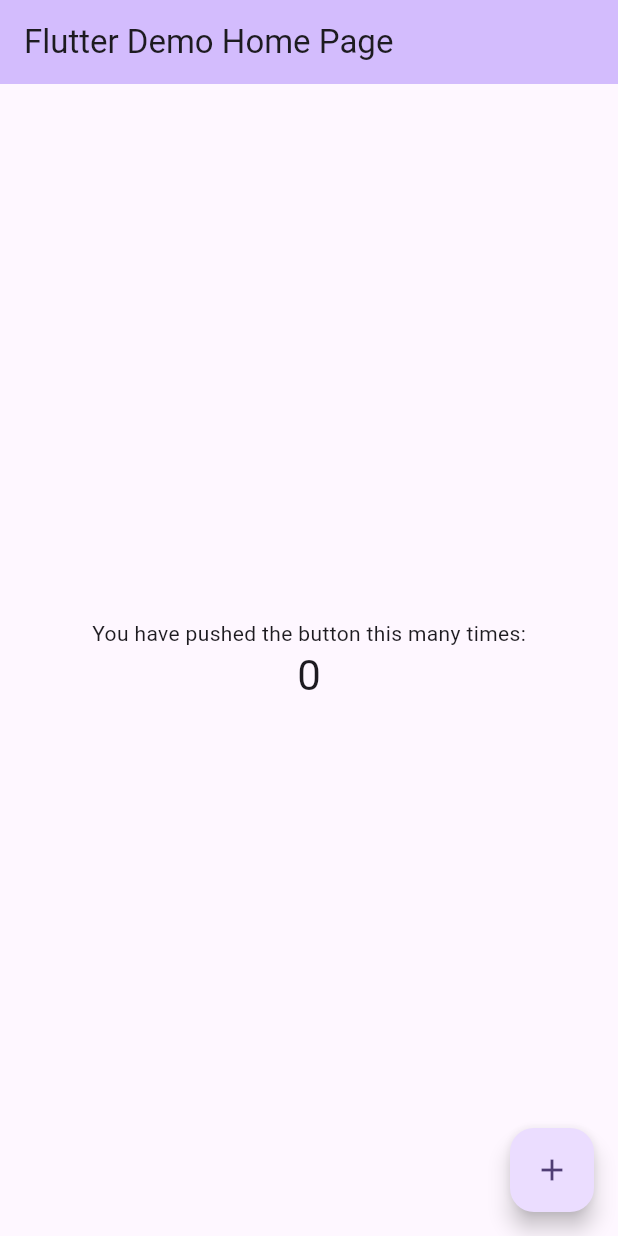
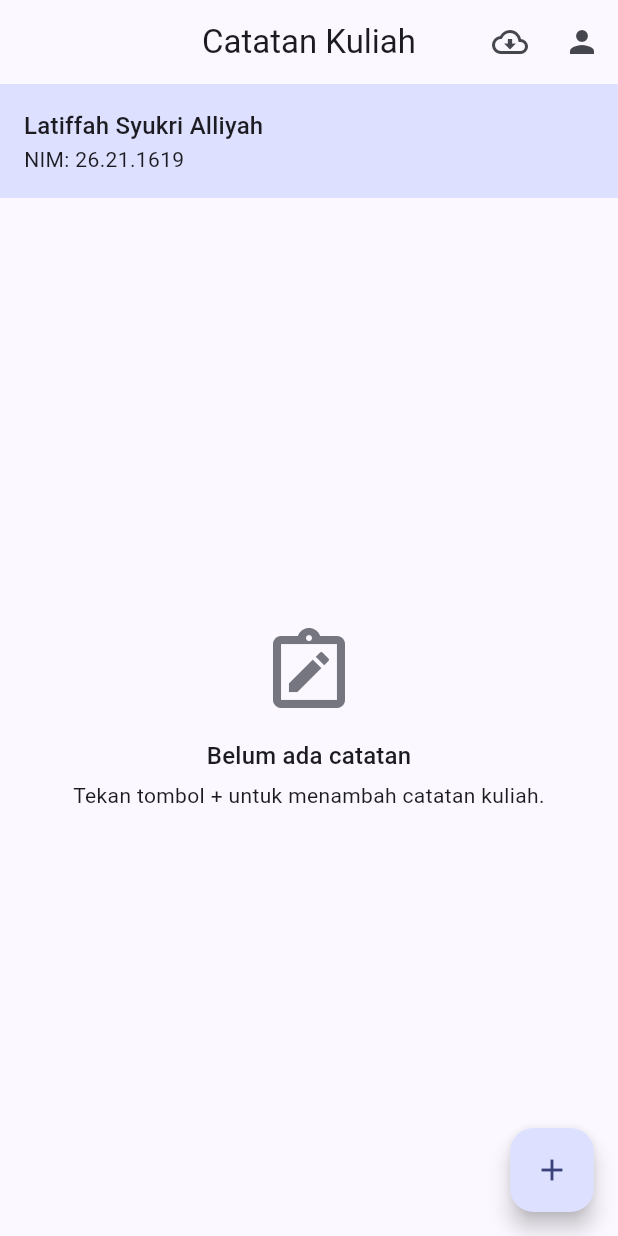
Before and after one commit to Latiffahsa/responsi-pemrograman-mobile-26.21.1619, a Flutter app: the screen it shows after launch, on a phone screen of 412 x 824 dp. Run offline on Flutter 3.47's test engine with Material 3 defaults, Android fonts, the phone set to English and light mode, and no system bars; our stand-ins replace flutter_dotenv, flutter_secure_storage, shared_preferences.

Commit message:
tambah HomeScreen, NoteCard, EmptyState, navigasi, dan tema terpusat

```diff
--- a/lib/main.dart
+++ b/lib/main.dart
@@ -1,122 +1,33 @@
 import 'package:flutter/material.dart';
 
-void main() {
-  runApp(const MyApp());
+import 'config/app_config.dart';
+import 'providers/app_provider.dart';
+import 'screens/home_screen.dart';
+
+Future<void> main() async {
+  WidgetsFlutterBinding.ensureInitialized();
+  await AppConfig.load();
+  // AppProviderWrapper harus DI ATAS MaterialApp agar semua route bisa akses.
+  runApp(const AppProviderWrapper(child: MyApp()));
 }
 
 class MyApp extends StatelessWidget {
   const MyApp({super.key});
 
-  // This widget is the root of your application.
   @override
   Widget build(BuildContext context) {
     return MaterialApp(
-      title: 'Flutter Demo',
+      title: 'Profil Mahasiswa',
+      debugShowCheckedModeBanner: false,
       theme: ThemeData(
-        // This is the theme of your application.
-        //
-        // TRY THIS: Try running your application with "flutter run". You'll see
-        // the application has a purple toolbar. Then, without quitting the app,
-        // try changing the seedColor in the colorScheme below to Colors.green
-        // and then invoke "hot reload" (save your changes or press the "hot
-        // reload" button in a Flutter-supported IDE, or press "r" if you used
-        // the command line to start the app).
-        //
-        // Notice that the counter didn't reset back to zero; the application
-        // state is not lost during the reload. To reset the state, use hot
-        // restart instead.
-        //
-        // This works for code too, not just values: Most code changes can be
-        // tested with just a hot reload.
-        colorScheme: .fromSeed(seedColor: Colors.deepPurple),
+        useMaterial3: true,
+        colorScheme: ColorScheme.fromSeed(seedColor: Colors.indigo),
+        appBarTheme: const AppBarTheme(centerTitle: true),
+        inputDecorationTheme: const InputDecorationTheme(
+          border: OutlineInputBorder(),
+        ),
       ),
-      home: const MyHomePage(title: 'Flutter Demo Home Page'),
+      home: const HomeScreen(),
     );
   }
 }
-
-class MyHomePage extends StatefulWidget {
-  const MyHomePage({super.key, required this.title});
-
-  // This widget is the home page of your application. It is stateful, meaning
-  // that it has a State object (defined below) that contains fields that affect
-  // how it looks.
-
-  // This class is the configuration for the state. It holds the values (in this
-  // case the title) provided by the parent (in this case the App widget) and
-  // used by the build method of the State. Fields in a Widget subclass are
-  // always marked "final".
-
-  final String title;
-
-  @override
-  State<MyHomePage> createState() => _MyHomePageState();
-}
-
-class _MyHomePageState extends State<MyHomePage> {
-  int _counter = 0;
-
-  void _incrementCounter() {
-    setState(() {
-      // This call to setState tells the Flutter framework that something has
-      // changed in this State, which causes it to rerun the build method below
-      // so that the display can reflect the updated values. If we changed
-      // _counter without calling setState(), then the build method would not be
-      // called again, and so nothing would appear to happen.
-      _counter++;
-    });
-  }
-
-  @override
-  Widget build(BuildContext context) {
-    // This method is rerun every time setState is called, for instance as done
-    // by the _incrementCounter method above.
-    //
-    // The Flutter framework has been optimized to make rerunning build methods
-    // fast, so that you can just rebuild anything that needs updating rather
-    // than having to individually change instances of widgets.
-    return Scaffold(
-      appBar: AppBar(
-        // TRY THIS: Try changing the color here to a specific color (to
-        // Colors.amber, perhaps?) and trigger a hot reload to see the AppBar
-        // change color while the other colors stay the same.
-        backgroundColor: Theme.of(context).colorScheme.inversePrimary,
-        // Here we take the value from the MyHomePage object that was created by
-        // the App.build method, and use it to set our appbar title.
-        title: Text(widget.title),
-      ),
-      body: Center(
-        // Center is a layout widget. It takes a single child and positions it
-        // in the middle of the parent.
-        child: Column(
-          // Column is also a layout widget. It takes a list of children and
-          // arranges them vertically. By default, it sizes itself to fit its
-          // children horizontally, and tries to be as tall as its parent.
-          //
-          // Column has various properties to control how it sizes itself and
-          // how it positions its children. Here we use mainAxisAlignment to
-          // center the children vertically; the main axis here is the vertical
-          // axis because Columns are vertical (the cross axis would be
-          // horizontal).
-          //
-          // TRY THIS: Invoke "debug painting" (choose the "Toggle Debug Paint"
-          // action in the IDE, or press "p" in the console), to see the
-          // wireframe for each widget.
-          mainAxisAlignment: .center,
-          children: [
-            const Text('You have pushed the button this many times:'),
-            Text(
-              '$_counter',
-              style: Theme.of(context).textTheme.headlineMedium,
-            ),
-          ],
-        ),
-      ),
-      floatingActionButton: FloatingActionButton(
-        onPressed: _incrementCounter,
-        tooltip: 'Increment',
-        child: const Icon(Icons.add),
-      ),
-    );
-  }
-}
--- a/lib/providers/app_provider.dart
+++ b/lib/providers/app_provider.dart
@@ -1,4 +1,3 @@
-import 'package:flutter/foundation.dart';
 import 'package:flutter/material.dart';
 
 import '../models/note.dart';
--- a/lib/screens/home_screen.dart
+++ b/lib/screens/home_screen.dart
@@ -0,0 +1,124 @@
+import 'package:flutter/material.dart';
+
+import '../models/note.dart';
+import '../providers/app_provider.dart';
+import '../widgets/empty_state.dart';
+import '../widgets/note_card.dart';
+import 'note_form_screen.dart';
+import 'profile_screen.dart';
+import 'users_screen.dart';
+
+class HomeScreen extends StatelessWidget {
+  const HomeScreen({super.key});
+
+  Future<void> _openForm(BuildContext context) async {
+    final saved = await Navigator.push<bool>(
+      context,
+      MaterialPageRoute(builder: (_) => const NoteFormScreen()),
+    );
+    if (saved == true && context.mounted) {
+      ScaffoldMessenger.of(context)
+          .showSnackBar(const SnackBar(content: Text('Catatan tersimpan')));
+    }
+  }
+
+  Future<void> _confirmDelete(BuildContext context, Note note) async {
+    final confirmed = await showDialog<bool>(
+      context: context,
+      builder: (ctx) => AlertDialog(
+        title: const Text('Hapus catatan?'),
+        content: Text('Catatan "${note.title}" akan dihapus permanen.'),
+        actions: [
+          TextButton(
+            onPressed: () => Navigator.pop(ctx, false),
+            child: const Text('Batal'),
+          ),
+          FilledButton(
+            onPressed: () => Navigator.pop(ctx, true),
+            child: const Text('Hapus'),
+          ),
+        ],
+      ),
+    );
+    if (confirmed == true && context.mounted) {
+      await AppProvider.of(context).deleteNote(note.id);
+      if (context.mounted) {
+        ScaffoldMessenger.of(context)
+            .showSnackBar(const SnackBar(content: Text('Catatan dihapus')));
+      }
+    }
+  }
+
+  @override
+  Widget build(BuildContext context) {
+    final provider = AppProvider.of(context);
+    final theme = Theme.of(context);
+
+    Widget body;
+    if (provider.isLoading) {
+      body = const Center(child: CircularProgressIndicator());
+    } else if (provider.notes.isEmpty) {
+      body = const EmptyState(
+        title: 'Belum ada catatan',
+        subtitle: 'Tekan tombol + untuk menambah catatan kuliah.',
+      );
+    } else {
+      body = ListView.builder(
+        itemCount: provider.notes.length,
+        itemBuilder: (context, i) {
+          final note = provider.notes[i];
+          return NoteCard(
+            note: note,
+            onDelete: () => _confirmDelete(context, note),
+          );
+        },
+      );
+    }
+
+    return Scaffold(
+      appBar: AppBar(
+        title: const Text('Catatan Kuliah'),
+        actions: [
+          IconButton(
+            icon: const Icon(Icons.cloud_download_outlined),
+            tooltip: 'Data API',
+            onPressed: () => Navigator.push(
+              context,
+              MaterialPageRoute(builder: (_) => const UsersScreen()),
+            ),
+          ),
+          IconButton(
+            icon: const Icon(Icons.person),
+            tooltip: 'Profil',
+            onPressed: () => Navigator.push(
+              context,
+              MaterialPageRoute(builder: (_) => const ProfileScreen()),
+            ),
+          ),
+        ],
+      ),
+      body: Column(
+        children: [
+          Container(
+            width: double.infinity,
+            color: theme.colorScheme.primaryContainer,
+            padding: const EdgeInsets.all(16),
+            child: Column(
+              crossAxisAlignment: CrossAxisAlignment.start,
+              children: [
+                Text(provider.student.name, style: theme.textTheme.titleMedium),
+                Text('NIM: ${provider.student.nim}'),
+              ],
+            ),
+          ),
+          Expanded(child: body),
+        ],
+      ),
+      floatingActionButton: FloatingActionButton(
+        onPressed: () => _openForm(context),
+        tooltip: 'Tambah catatan',
+        child: const Icon(Icons.add),
+      ),
+    );
+  }
+}
--- a/lib/screens/note_form_screen.dart
+++ b/lib/screens/note_form_screen.dart
@@ -1,4 +1,3 @@
-import 'package:flutter/foundation.dart';
 import 'package:flutter/material.dart';
 
 import '../models/note.dart';
--- a/lib/widgets/empty_state.dart
+++ b/lib/widgets/empty_state.dart
@@ -0,0 +1,36 @@
+import 'package:flutter/material.dart';
+
+class EmptyState extends StatelessWidget {
+  const EmptyState({super.key, required this.title, required this.subtitle});
+
+  final String title;
+  final String subtitle;
+
+  @override
+  Widget build(BuildContext context) {
+    final theme = Theme.of(context);
+    return Center(
+      child: Padding(
+        padding: const EdgeInsets.all(24),
+        child: Column(
+          mainAxisSize: MainAxisSize.min,
+          children: [
+            Icon(
+              Icons.note_alt_outlined,
+              size: 64,
+              color: theme.colorScheme.outline,
+            ),
+            const SizedBox(height: 12),
+            Text(title, style: theme.textTheme.titleMedium),
+            const SizedBox(height: 4),
+            Text(
+              subtitle,
+              style: theme.textTheme.bodyMedium,
+              textAlign: TextAlign.center,
+            ),
+          ],
+        ),
+      ),
+    );
+  }
+}
```
Also changed, not shown: lib/screens/profile_screen.dart (+142 -0 lines), lib/widgets/note_card.dart (+43 -0 lines), lib/widgets/profile_card.dart (+80 -0 lines).
